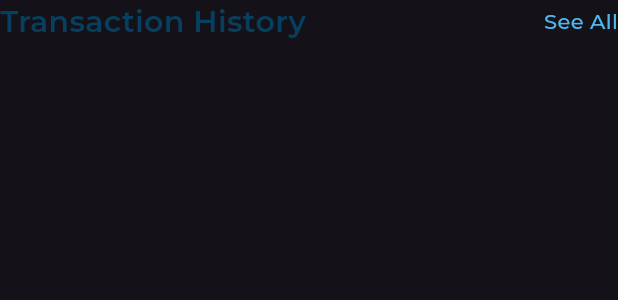
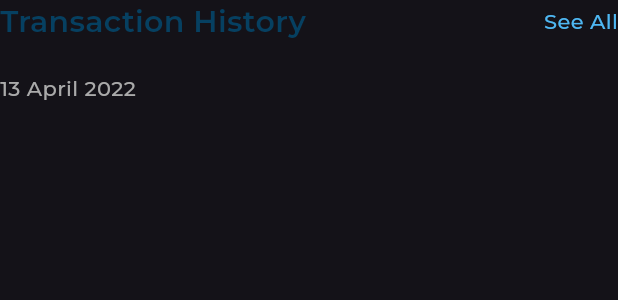
Before and after one commit to AhmedKhaled8907/responsive_ui, a Flutter app: the TransactionHistory widget shown alone on an empty page, opened directly, on a phone screen of 412 x 824 dp. Shown: the top 300 px of the screen. Run offline on Flutter 3.47's test engine with Material 3 defaults, Android fonts, the phone set to English and light mode, and no system bars; our stand-ins replace expandable_page_view, flutter_svg; project files that could hold a hidden picture were left out.

Commit message:
transaction history part 2

```diff
--- a/lib/views/widgets/transaction_history/transaction_history.dart
+++ b/lib/views/widgets/transaction_history/transaction_history.dart
@@ -25,6 +25,12 @@ class TransactionHistory extends StatelessWidget {
           ],
         ),
         const SizedBox(height: 20),
+        const Text(
+          '13 April 2022',
+          style: AppStyles.styleRegular14,
+        ),
+        const SizedBox(height: 16),
+
       ],
     );
   }
```
